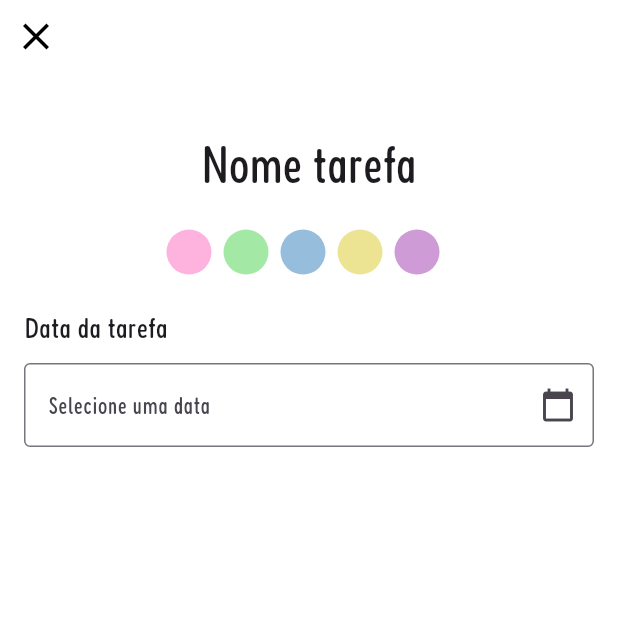
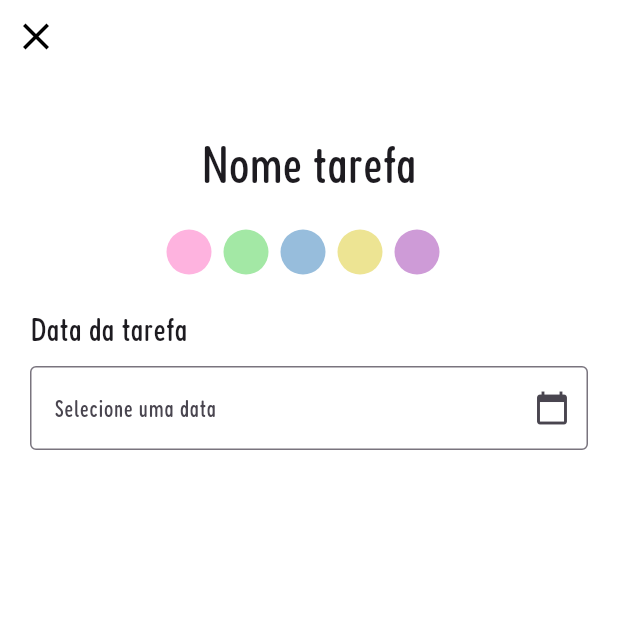
Before and after one commit to Debsmmaia/PixiePlan, a Flutter app: the NewPage screen opened directly, on a phone screen of 412 x 824 dp, the top half of it. Run offline on Flutter 3.47's test engine with Material 3 defaults, Android fonts, the phone set to English and light mode, and no system bars.

Commit message:
Mudança pagina registro de tarefa - letras

```diff
--- a/lib/main.dart
+++ b/lib/main.dart
@@ -300,16 +300,15 @@ class _NewPageState extends State<NewPage> {
                 }).toList(),
               ),
             ),
-
             SizedBox(height: 20),
 
             // Campo para selecionar a data
             Padding(
-              padding: const EdgeInsets.symmetric(horizontal: 16.0),
+              padding: const EdgeInsets.symmetric(horizontal: 20),
               child: Column(
                 crossAxisAlignment: CrossAxisAlignment.start,
                 children: [
-                  Text('Data da tarefa', style: TextStyle(fontSize: 20)),
+                  Text('Data da tarefa', style: TextStyle(fontSize: 22)),
                   SizedBox(height: 10),
                   TextField(
                     onTap: () {
```
